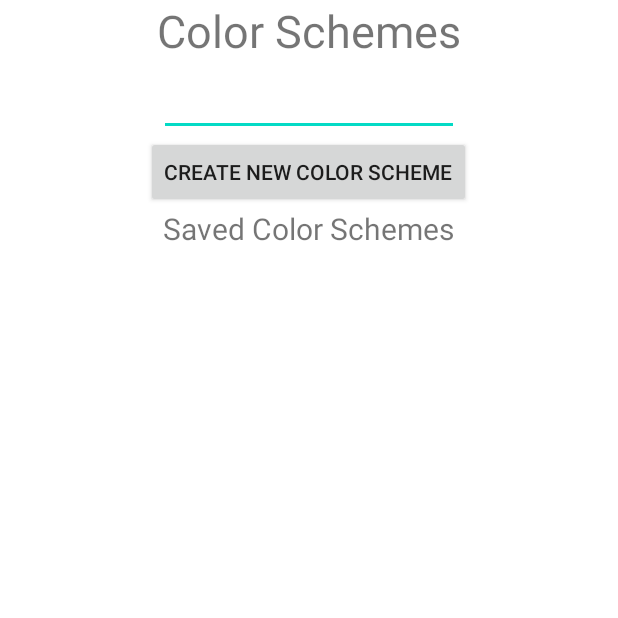
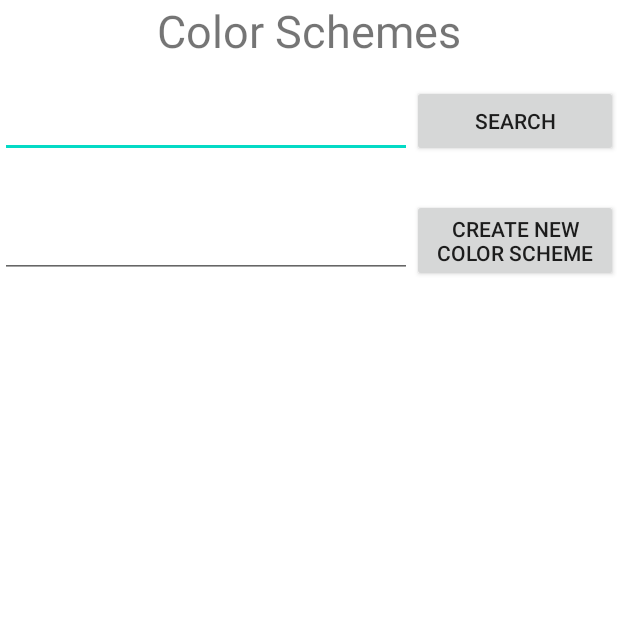
Before and after one commit to EJNicolas/ColorSnapProject, an Android app: the ColorSchemesActivity screen opened directly, with no data from a screen before it, on a phone screen of 412 x 824 dp, the top half of it. Run offline under Robolectric (Android 15) with nearby library versions, the phone set to English and light mode, and no system bars.

Commit message:
Added search in Color Scheme activity + small ui change

```diff
--- a/app/src/main/java/com/example/colorsnap/ColorSchemesActivity.java
+++ b/app/src/main/java/com/example/colorsnap/ColorSchemesActivity.java
@@ -8,6 +8,7 @@ import android.view.View;
 import android.widget.Button;
 import android.widget.EditText;
 import android.widget.LinearLayout;
+import android.widget.Toast;
 
 import androidx.annotation.Nullable;
 import androidx.recyclerview.widget.LinearLayoutManager;
@@ -17,8 +18,8 @@ import java.util.ArrayList;
 
 public class ColorSchemesActivity extends Activity implements View.OnClickListener {
 
-    Button buttonAddColorScheme;
-    EditText editTextNameInput;
+    Button buttonAddColorScheme, buttonSearchColorScheme;
+    EditText editTextNameInput, editTextSearchName;
     RecyclerView recyclerView;
     MyAdapter myAdapter;
     RecyclerView.LayoutManager layoutManager;
@@ -29,17 +30,29 @@ public class ColorSchemesActivity extends Activity implements View.OnClickListen
         super.onCreate(savedInstanceState);
         setContentView(R.layout.activity_color_schemes);
         buttonAddColorScheme = (Button) findViewById(R.id.buttonAddColorScheme);
+        buttonSearchColorScheme = (Button) findViewById(R.id.buttonSearchColorScheme);
         editTextNameInput = (EditText) findViewById(R.id.editTextColorName);
+        editTextSearchName = (EditText) findViewById(R.id.editTextSearchName);
         recyclerView  = (RecyclerView) findViewById(R.id.recyclerViewColorScheme);
 
         buttonAddColorScheme.setOnClickListener(this);
+        buttonSearchColorScheme.setOnClickListener(this);
+    }
 
+    @Override
+    protected void onStart() {
+        super.onStart();
+        setRecyclerViewColorSchemes();
+
+    }
+
+    public void setRecyclerViewColorSchemes(){
         Cursor cursor;
         cursor = Constants.dbColorSchemes.getData();
 
         int nameColumn = cursor.getColumnIndex(Constants.NAME);
 
-//        Will neeed these later
+//        might neeed these later
 //        int colorColumn1 = cursor.getColumnIndex(Constants.COLOR1);
 //        int colorColumn2 = cursor.getColumnIndex(Constants.COLOR2);
 //        int colorColumn3 = cursor.getColumnIndex(Constants.COLOR3);
@@ -59,11 +72,35 @@ public class ColorSchemesActivity extends Activity implements View.OnClickListen
         myAdapter = new MyAdapter(mArrayList);
         recyclerView.setLayoutManager(layoutManager);
         recyclerView.setAdapter(myAdapter);
+    }
 
+    public void searchColorScheme(String name){
+        Cursor cursor;
+        cursor = Constants.dbColorSchemes.getData(name);
+        int nameColumn = cursor.getColumnIndex(Constants.NAME);
+        ArrayList<String> mArrayList = new ArrayList<String>();
+        cursor.moveToFirst();
+        while (!cursor.isAfterLast()) {
+            String colorName = cursor.getString(nameColumn);
+            String s = colorName; //other coloers might be added to the arraylist later
+            mArrayList.add(s);
+            cursor.moveToNext();
+        }
+        myAdapter = new MyAdapter(mArrayList);
+        recyclerView.setLayoutManager(layoutManager);
+        recyclerView.setAdapter(myAdapter);
     }
 
     @Override
     public void onClick(View v) {
+        if(buttonSearchColorScheme.isPressed()){
+            if(editTextSearchName.getText().toString().equals("")){
+                setRecyclerViewColorSchemes();
+            }
+            else{
+                searchColorScheme(editTextSearchName.getText().toString());
+            }
+        }
         if(buttonAddColorScheme.isPressed()){
             long id = Constants.dbColorSchemes.createRow(editTextNameInput.getText().toString());
             Intent i = new Intent(this, ViewColorSchemeActivity.class);
--- a/app/src/main/res/layout/activity_color_schemes.xml
+++ b/app/src/main/res/layout/activity_color_schemes.xml
@@ -11,32 +11,55 @@
         android:layout_gravity="center"
         android:textSize="30sp"/>
 
-    <EditText
-        android:layout_width="200dp"
-        android:layout_height="50dp"
-        android:layout_gravity="center"
-        android:id="@+id/editTextColorName" />
+    <LinearLayout
+        android:layout_width="match_parent"
+        android:layout_height="80dp"
+        android:orientation="horizontal">
 
+        <EditText
+            android:layout_weight="2"
+            android:layout_width="0dp"
+            android:layout_height="50dp"
+            android:layout_gravity="center"
+            android:id="@+id/editTextSearchName" />
 
-    <Button
-        android:layout_width="wrap_content"
-        android:layout_height="wrap_content"
-        android:text="Create New Color Scheme"
-        android:layout_gravity="center"
-        android:id="@+id/buttonAddColorScheme" />
+        <Button
+            android:layout_weight="1"
+            android:layout_width="0dp"
+            android:layout_height="wrap_content"
+            android:text="Search"
+            android:layout_gravity="center"
+            android:id="@+id/buttonSearchColorScheme" />
 
-    <TextView
-        android:layout_width="wrap_content"
-        android:layout_height="wrap_content"
-        android:text="Saved Color Schemes"
-        android:layout_gravity="center"
-        android:textSize="20sp"/>
+    </LinearLayout>
 
     <androidx.recyclerview.widget.RecyclerView
         android:layout_width="match_parent"
-        android:layout_height="match_parent"
+        android:layout_height="wrap_content"
         android:layout_gravity="center"
         android:id="@+id/recyclerViewColorScheme"/>
 
+    <LinearLayout
+        android:layout_width="match_parent"
+        android:layout_height="80dp"
+        android:orientation="horizontal">
+
+        <EditText
+            android:layout_weight="2"
+            android:layout_width="0dp"
+            android:layout_height="50dp"
+            android:layout_gravity="center"
+            android:id="@+id/editTextColorName" />
+
+        <Button
+            android:layout_weight="1"
+            android:layout_width="0dp"
+            android:layout_height="wrap_content"
+            android:text="Create New Color Scheme"
+            android:layout_gravity="center"
+            android:id="@+id/buttonAddColorScheme" />
+
+    </LinearLayout>
+
 
 </LinearLayout>
```
Also changed, not shown: app/src/main/res/layout/activity_view_color_scheme.xml (+7 -9 lines).
